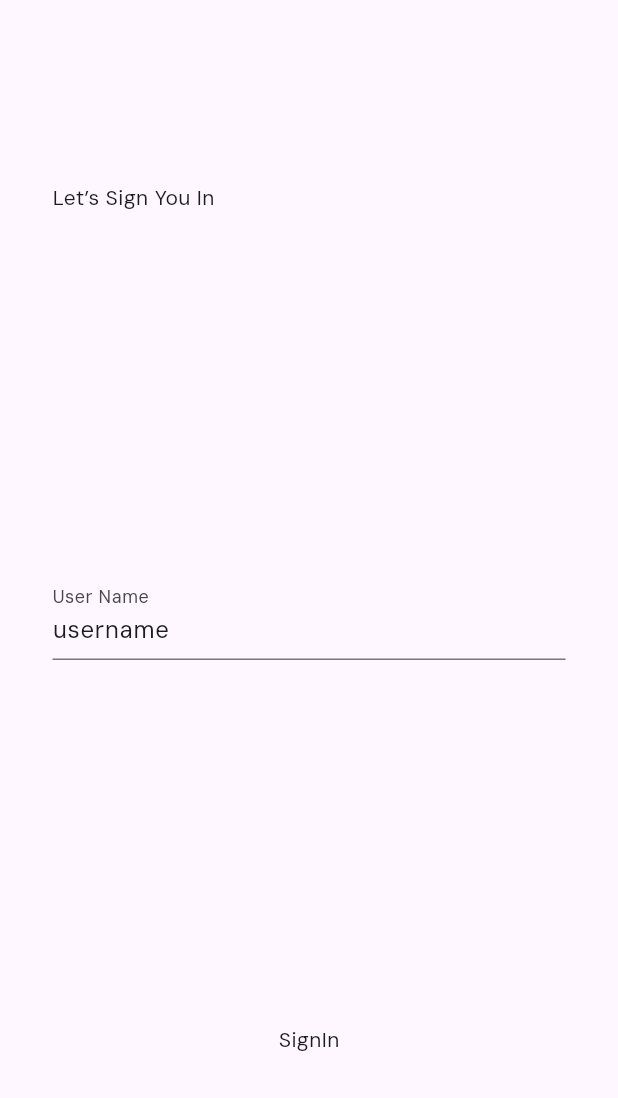
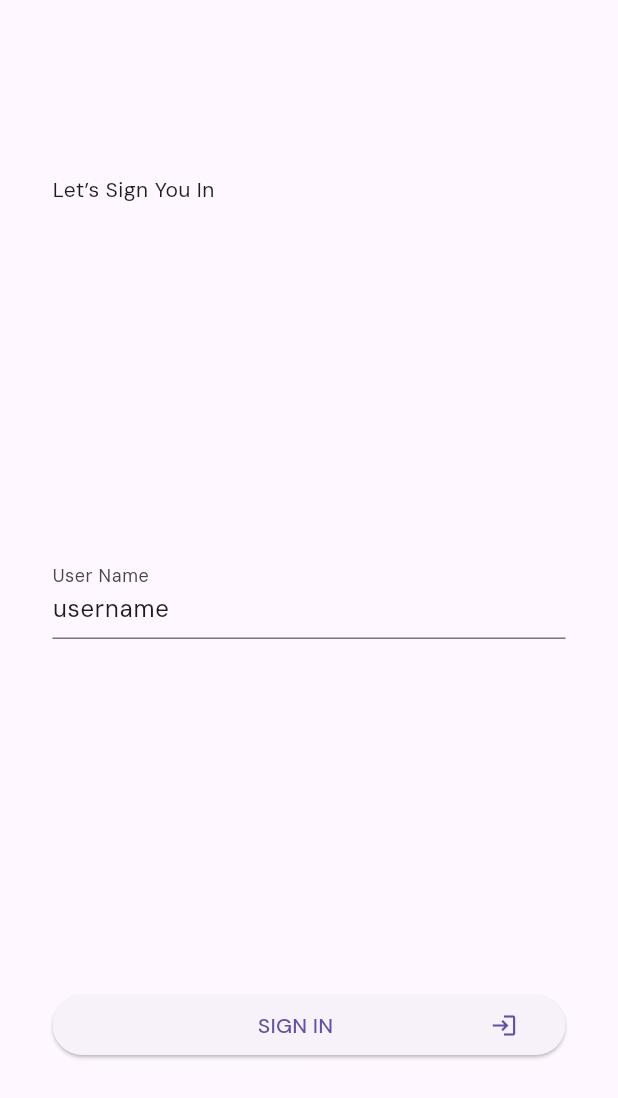
Before and after one commit to Nedomorf/pexels_clone, a Flutter app: the screen it shows after launch, on a phone screen of 412 x 824 dp. Shown: the top 1098 px of the screen. Run offline on Flutter 3.47's test engine with Material 2 defaults, Android fonts, the light colour scheme and no system bars; our stand-ins replace bloc, bloc_concurrency, cached_network_image, dio, flutter_bloc, flutter_dotenv and 3 more; missing offline and left inert: shared_preferences_monitor; network calls fail.

Commit message:
create TextIconButtonWidget

```diff
--- a/lib/screens/login_screen.dart
+++ b/lib/screens/login_screen.dart
@@ -2,6 +2,7 @@
 import 'package:flutter_bloc/flutter_bloc.dart';
 
 import '../blocs/user_bloc/user_bloc.dart';
+import '../widgets/text_icon_button_widget.dart';
 
 class LogInScreen extends StatefulWidget {
   const LogInScreen({super.key});
@@ -30,6 +31,8 @@
     return BlocBuilder<UserBloc, UserInittedState>(
       builder: (context, state) {
         final _bloc = context.watch<UserBloc>();
+        _onLogInPressed(String value) =>
+            _bloc.add(UpdateUserEvent(username: value, loggedIn: true));
 
         return Material(
           elevation: 0.0,
@@ -45,14 +48,16 @@
                       decoration: const InputDecoration(labelText: 'User Name'),
                       initialValue: state.username,
                       onChanged: _inputChaged,
-                  onFieldSubmitted: (value) {
-                    _bloc.add(UpdateUserEvent(username: value, loggedIn: true));
-                  },
+                      onFieldSubmitted: _onLogInPressed,
                     ),
-                const Center(child: Text('SignIn'))
-              ],
+                    TextIconButtonWidget(
+                      onPressed: () => _onLogInPressed(_username),
+                      text: 'Sign In',
+                      icon: Icons.login,
+                    )
+                  ]),
             ),
-          )),
+          ),
         );
       },
     );
--- /dev/null
+++ b/lib/widgets/text_icon_button_widget.dart
@@ -0,0 +1,26 @@
+import 'package:flutter/material.dart';
+
+class TextIconButtonWidget extends StatelessWidget {
+  final void Function() onPressed;
+  final String text;
+  final IconData? icon;
+
+  const TextIconButtonWidget(
+      {super.key, required this.onPressed, required this.text, this.icon});
+
+  @override
+  Widget build(BuildContext context) {
+    return ElevatedButton(
+      onPressed: onPressed,
+      child: Padding(
+        padding: const EdgeInsets.all(8.0),
+        child: Row(
+          children: [
+            Expanded(child: Center(child: Text(text.toUpperCase()))),
+            icon != null ? Icon(icon) : const SizedBox.shrink()
+          ],
+        ),
+      ),
+    );
+  }
+}
```
Also changed, not shown: lib/screens/ProfileScreen/profile_screen.dart (+6 -13 lines), lib/widgets/card_widget.dart (+3 -5 lines). Lines whose indentation alone changed are shown as unchanged.
